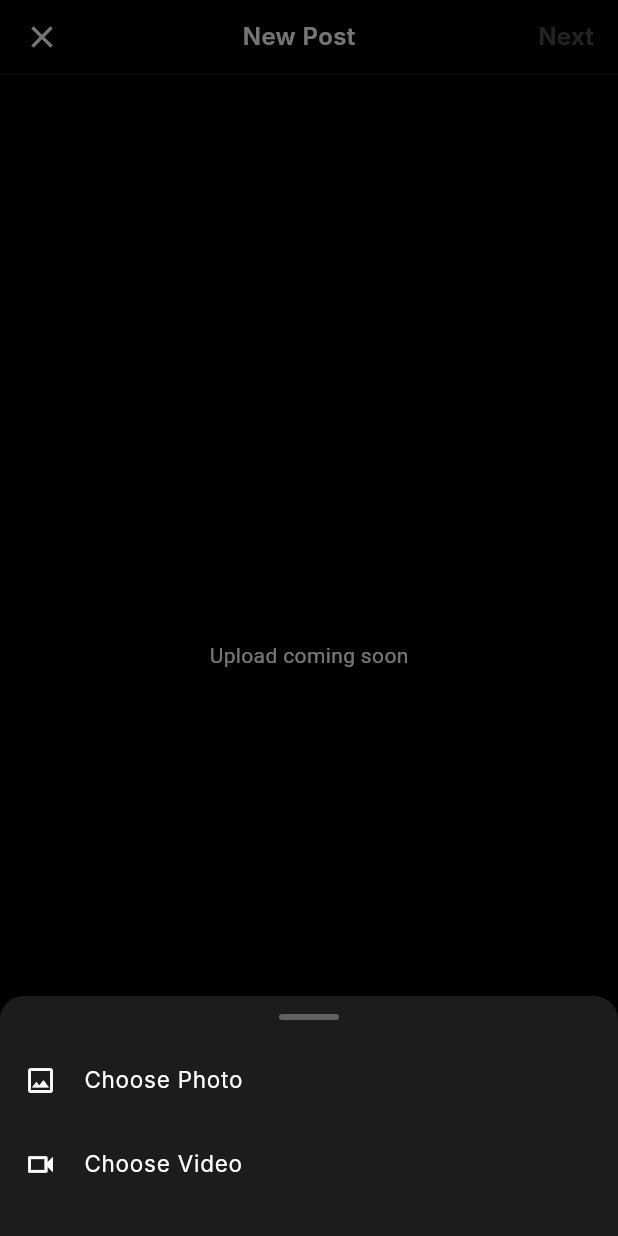
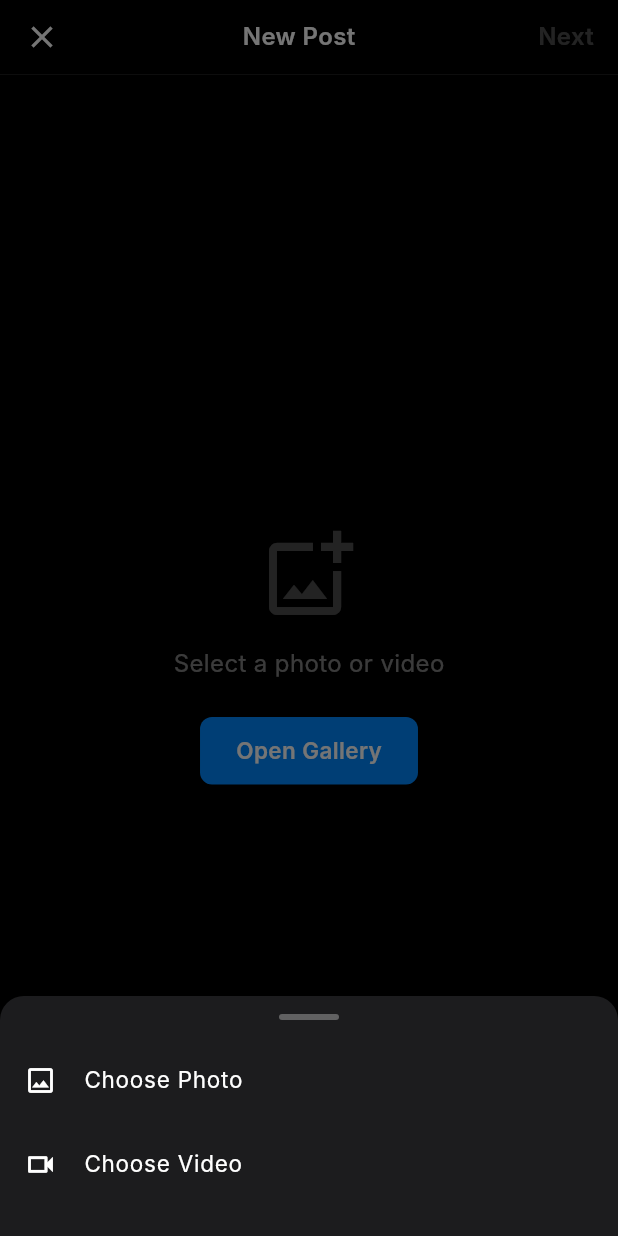
Before and after one commit to Shevinperera/ARTISTMATCH, a Flutter app: the UploadPage screen opened directly, on a phone screen of 412 x 824 dp. Run offline on Flutter 3.47's test engine with Material 3 defaults, Android fonts, the phone set to English and light mode, and no system bars; our stand-ins replace image_picker; network calls fail; Roboto replaces fonts that are missing (Inter).

Commit message:
Add empty state UI to UploadPage with gallery access prompt

```diff
--- a/lib/upload_page.dart
+++ b/lib/upload_page.dart
@@ -96,8 +96,51 @@ class _UploadPageState extends State<UploadPage> {
       ),
     ),
   );
+  }
+  Widget _buildEmptyState() {
+  return Center(
+    child: Column(
+      mainAxisSize: MainAxisSize.min,
+      children: [
+        Icon(
+          Icons.add_photo_alternate_outlined,
+          color: Colors.white.withOpacity(0.3),
+          size: 64,
+        ),
+        const SizedBox(height: 16),
+        Text(
+          'Select a photo or video',
+          style: TextStyle(
+            color: Colors.white.withOpacity(0.5),
+            fontSize: 16,
+            fontFamily: 'Inter',
+            fontWeight: FontWeight.w400,
+          ),
+        ),
+        const SizedBox(height: 24),
+        GestureDetector(
+          onTap: _openGallery,
+          child: Container(
+            padding: const EdgeInsets.symmetric(horizontal: 24, vertical: 12),
+            decoration: BoxDecoration(
+              color: const Color(0xFF0088FF),
+              borderRadius: BorderRadius.circular(8),
+            ),
+            child: const Text(
+              'Open Gallery',
+              style: TextStyle(
+                color: Colors.white,
+                fontSize: 15,
+                fontFamily: 'Inter',
+                fontWeight: FontWeight.w600,
+              ),
+            ),
+          ),
+        ),
+      ],
+    ),
+  );
 }
-
   @override
   Widget build(BuildContext context) {
     return Scaffold(
@@ -145,11 +188,8 @@ class _UploadPageState extends State<UploadPage> {
                 ],
               ),
             ),
-            const Expanded(
-              child: Center(
-                child: Text('Upload coming soon',
-                    style: TextStyle(color: Colors.white)),
-              ),
+            Expanded(
+              child: _buildEmptyState()
             ),
           ],
         ),
```
